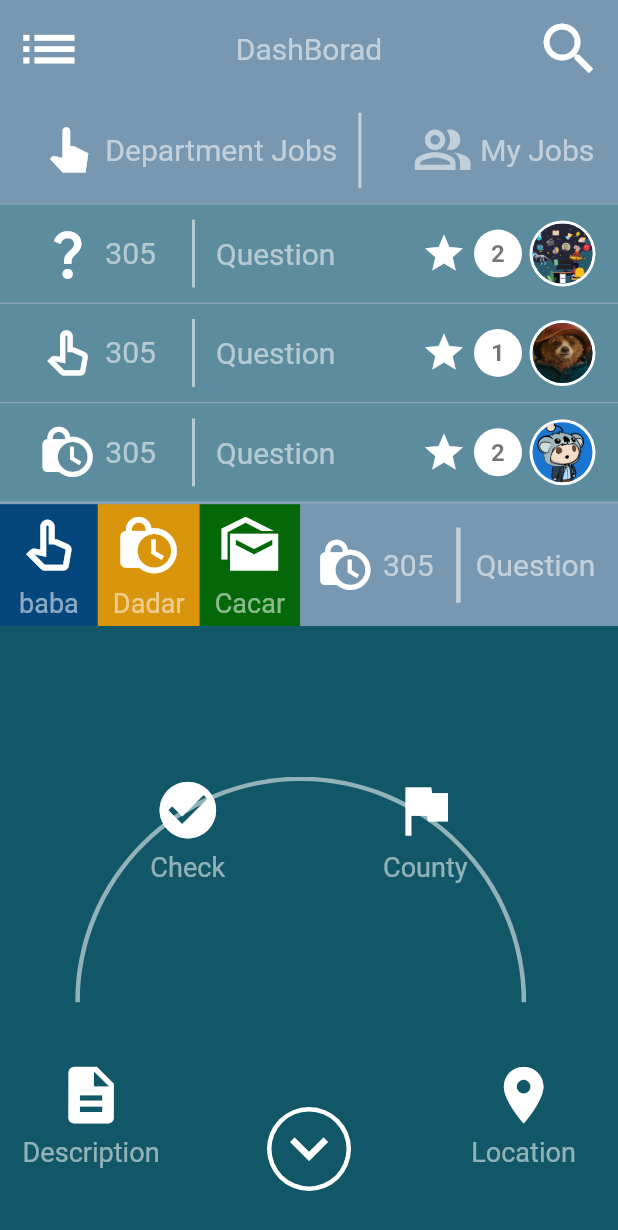
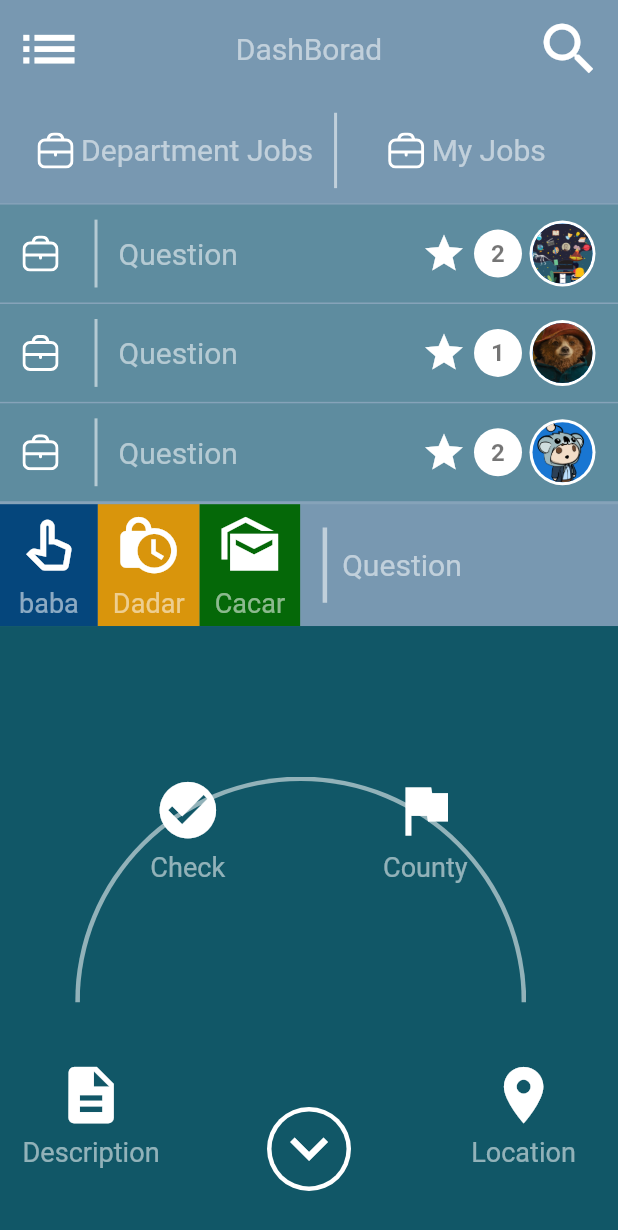
Before and after one commit to Thae00/dash_board, a Flutter app: the screen it shows after launch, on a phone screen of 412 x 824 dp. Shown: the top 1230 px of the screen. Run offline on Flutter 3.47's test engine with Material 2 defaults, Android fonts, the phone set to English and light mode, and no system bars; our stand-ins replace flutter_svg, get.

Commit message:
changing svg icon

```diff
--- a/lib/pages/main_page.dart
+++ b/lib/pages/main_page.dart
@@ -4,7 +4,9 @@ import 'package:dash_board/widgets/col_iconText.dart';
 import 'package:dash_board/widgets/each_setting_bar.dart';
 import 'package:dash_board/widgets/icon_and_text.dart';
 import 'package:dash_board/widgets/tools.dart';
+import 'package:flutter/cupertino.dart';
 import 'package:flutter/material.dart';
+import 'package:flutter_svg/svg.dart';
 
 class MainPage extends StatefulWidget {
   MainPage({Key? key}) : super(key: key);
@@ -25,11 +27,6 @@ class _MainPageState extends State<MainPage> {
           color: Color(0xFF7898B1),
           child: Column(
             children: [
-              // Container(
-              //   width: Dimensions.mainPageWidth,
-              //   height: Dimensions.mainPageHeight,
-              //   child: UpperPage(),
-              // ),
               Container(
                 padding: EdgeInsets.all(10),
                 child: Row(
@@ -65,8 +62,7 @@ class _MainPageState extends State<MainPage> {
                     Container(
                       padding: EdgeInsets.only(right: 10),
                       child: IconAndText(
-                          icon: Icons.pan_tool_alt_sharp,
-                          iconColor: Colors.white,
+                          svgIcon: SvgPicture.asset("assets/icons/briefcase.svg", color: Colors.white,),
                           text: "Department Jobs"),
                     ),
                     VerticalDivider(
@@ -79,8 +75,7 @@ class _MainPageState extends State<MainPage> {
                     Container(
                       padding: EdgeInsets.only(left: Dimensions.width20),
                       child: IconAndText(
-                          icon: Icons.people_alt_outlined,
-                          iconColor: Colors.white54,
+                          svgIcon: SvgPicture.asset("assets/icons/briefcase.svg", color: Colors.white,),
                           text: "My Jobs"),
                     ),
                   ],
@@ -91,7 +86,7 @@ class _MainPageState extends State<MainPage> {
                 height: 1,
               ),
               EachSettingBar(
-                icon: Icons.question_mark,
+                svgIcon: SvgPicture.asset("assets/icons/briefcase.svg", color: Colors.white,),
                 text: '2',
                 image: AssetImage("assets/logo/learn.png"),
               ),
@@ -100,7 +95,7 @@ class _MainPageState extends State<MainPage> {
                 height: 1,
               ),
               EachSettingBar(
-                icon: Icons.pan_tool_alt_outlined,
+                svgIcon: SvgPicture.asset("assets/icons/briefcase.svg", color: Colors.white,),
                 text: '1',
                 image: AssetImage("assets/logo/bear.jpg"),
               ),
@@ -109,7 +104,7 @@ class _MainPageState extends State<MainPage> {
                 height: 1,
               ),
               EachSettingBar(
-                icon: Icons.lock_clock,
+                svgIcon: SvgPicture.asset("assets/icons/briefcase.svg", color: Colors.white,),
                 text: '2',
                 image: AssetImage("assets/logo/ba.png"),
               ),
@@ -179,19 +174,6 @@ class _MainPageState extends State<MainPage> {
                             ),
                           ),
                         ),
-                        // child: InkWell(
-                        //   onTap: (){
-                        //     setState(() {
-                        //       _bool = !_bool;
-                        //     });
-                        //     print("this is ${_bool}");
-                        //   },
-                        //   child: Icon(
-                        //     Icons.arrow_drop_down_circle,
-                        //     color: Colors.white,
-                        //     size: Dimensions.iconSize50,
-                        //   ),
-                        // ),
                       ),
                       Positioned(
                         bottom: Dimensions.height25,
--- a/lib/widgets/each_setting_bar.dart
+++ b/lib/widgets/each_setting_bar.dart
@@ -3,12 +3,13 @@ import 'package:dash_board/widgets/icon_and_text.dart';
 import 'package:dash_board/widgets/left_side.dart';
 import 'package:dash_board/widgets/right_side.dart';
 import 'package:flutter/material.dart';
+import 'package:flutter_svg/flutter_svg.dart';
 
 class EachSettingBar extends StatelessWidget {
-  final IconData icon;
+  final SvgPicture svgIcon;
   final String text;
   final AssetImage image;
-  EachSettingBar({Key? key,required this.icon,required this.text, required this.image}) : super(key: key);
+  EachSettingBar({Key? key, required this.svgIcon, required this.text, required this.image,}) : super(key: key);
 
   @override
   Widget build(BuildContext context) {
@@ -19,7 +20,7 @@ class EachSettingBar extends StatelessWidget {
       child: Row(
         mainAxisAlignment: MainAxisAlignment.spaceBetween,
         children: [
-          LeftSide(icon: icon,),
+          LeftSide(svgIcon: svgIcon,),
           RightSide(text: text, image: image),
         ],
       ),
--- a/lib/widgets/icon_and_text.dart
+++ b/lib/widgets/icon_and_text.dart
@@ -1,16 +1,15 @@
 import 'package:dash_board/utils/dimensions.dart';
 import 'package:flutter/material.dart';
+import 'package:flutter_svg/flutter_svg.dart';
 
 class IconAndText extends StatelessWidget {
-  final IconData icon;
+  final SvgPicture svgIcon;
   final String text;
-  final Color iconColor;
 
   IconAndText({
     Key? key,
-    required this.icon,
+    required this.svgIcon,
     required this.text,
-    required this.iconColor,
   }) : super(key: key);
 
   @override
@@ -19,11 +18,7 @@ class IconAndText extends StatelessWidget {
       padding: EdgeInsets.only(left: 10),
       child: Row(
         children: [
-          Icon(
-            icon,
-            color: iconColor,
-            size: Dimensions.iconSize40,
-          ),
+          svgIcon,
           SizedBox(
             width: 5,
           ),
--- a/lib/widgets/left_side.dart
+++ b/lib/widgets/left_side.dart
@@ -1,17 +1,19 @@
 import 'package:dash_board/utils/dimensions.dart';
 import 'package:flutter/material.dart';
+import 'package:flutter_svg/flutter_svg.dart';
 
 import 'icon_and_text.dart';
 
 class LeftSide extends StatelessWidget {
-  final IconData icon;
-  LeftSide({Key? key,required this.icon}) : super(key: key);
+  final SvgPicture svgIcon;
+  LeftSide({Key? key,required this.svgIcon}) : super(key: key);
 
   @override
   Widget build(BuildContext context) {
     return Row(
       children: [
-        IconAndText(icon: icon, text: "305", iconColor: Colors.white,),
+        //IconAndText(icon: icon, text: "305", iconColor: Colors.white,),
+        svgIcon,
         SizedBox(width: 20,),
         VerticalDivider(
           color: Colors.white54, width: Dimensions.width10, //width space of divider
--- a/lib/widgets/tools.dart
+++ b/lib/widgets/tools.dart
@@ -27,7 +27,7 @@ class Tools extends StatelessWidget {
           color: Color.fromARGB(255, 5, 104, 8),
           child: ColIconText(icon: Icons.mark_as_unread_sharp, text: "Cacar"),
         ),
-        IconAndText(icon: Icons.lock_clock, text: "305", iconColor: Colors.white,),
+        //IconAndText(icon: Icons.lock_clock, text: "305", iconColor: Colors.white,),
         // VerticalDivider(
         //   color: Colors.white54, width: 15, //width space of divider
         //   thickness: 3,
--- a/pubspec.yaml
+++ b/pubspec.yaml
@@ -35,6 +35,7 @@ dependencies:
   # Use with the CupertinoIcons class for iOS style icons.
   cupertino_icons: ^1.0.2
   get: ^4.6.1
+  flutter_svg: ^1.0.3
 
 dev_dependencies:
   flutter_test:
@@ -61,6 +62,7 @@ flutter:
   # To add assets to your application, add an assets section, like this:
   assets:
     - assets/logo/
+    - assets/icons/
   #   - images/a_dot_ham.jpeg
 
   # An image asset can refer to one or more resolution-specific "variants", see
```
Also changed, not shown: assets/icons/briefcase.svg (added), pubspec.lock.
